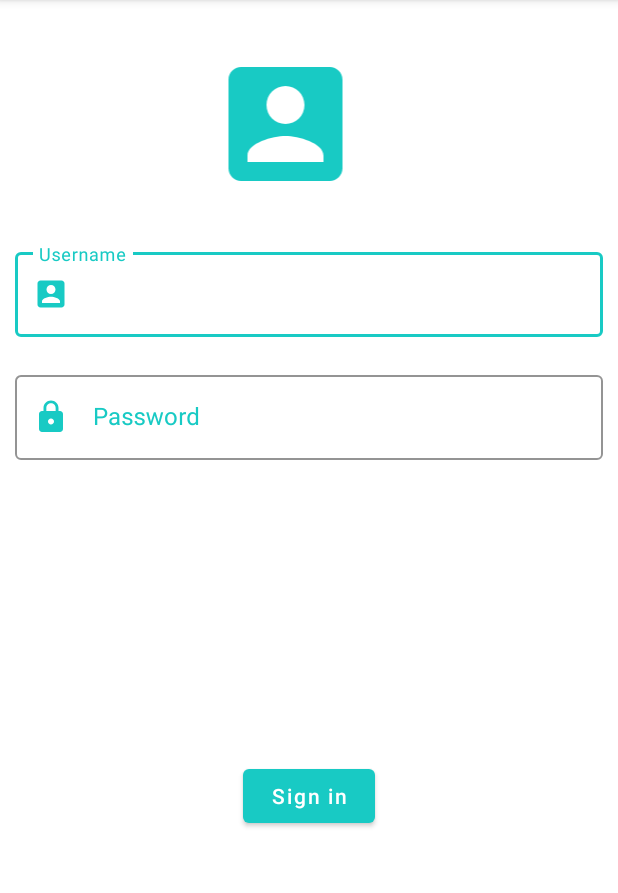
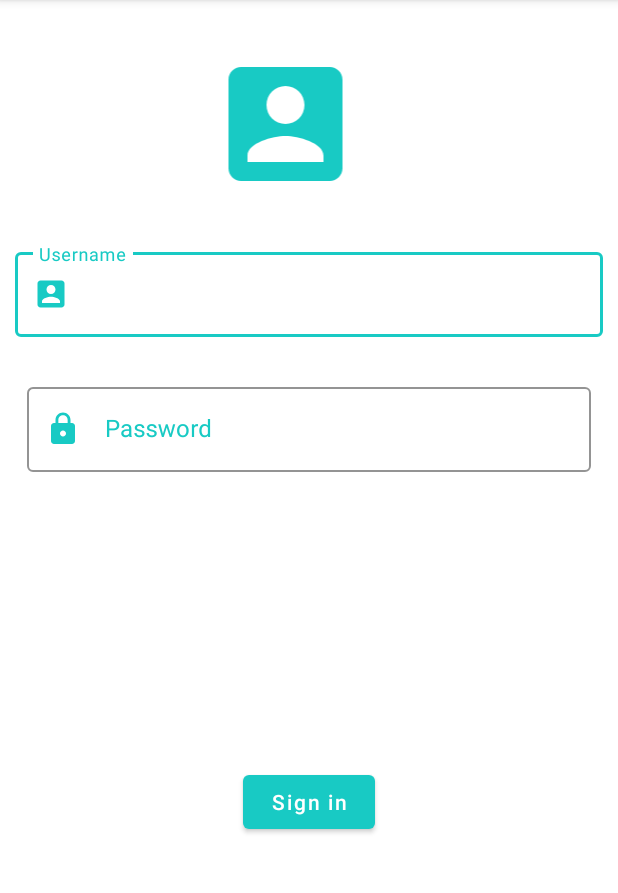
Before and after one commit to GeraldKachitsa/TrafficMi, an Android app: the ChiefTrafficLogIn screen opened directly, with no data from a screen before it, on a phone screen of 412 x 824 dp, the part 84-977 px from its top. Run offline under Robolectric (Android 15) with nearby library versions, the phone set to English and light mode, and no system bars; Roboto replaces fonts that are not available here.

Commit message:
apk release

```diff
--- a/app/src/main/res/layout/activity_chief_traffic_log_in.xml
+++ b/app/src/main/res/layout/activity_chief_traffic_log_in.xml
@@ -79,7 +79,11 @@
         inputType="password"
         android:layout_width="match_parent"
         android:layout_height="wrap_content"
-        android:layout_marginBottom="8dp"
+        android:layout_marginStart="8dp"
+        android:layout_marginLeft="8dp"
+        android:layout_marginTop="8dp"
+        android:layout_marginEnd="8dp"
+        android:layout_marginRight="8dp"
         android:hint="Password"
         android:padding="10dp"
         android:paddingLeft="10dp"
@@ -91,19 +95,18 @@
         app:endIconDrawable="@drawable/ic_clear"
         app:endIconMode="clear_text"
         app:endIconTint="@color/purple_700"
-        app:layout_constraintBottom_toTopOf="@+id/trafficOfficerLogInBtn"
         app:layout_constraintEnd_toEndOf="parent"
         app:layout_constraintStart_toStartOf="parent"
         app:layout_constraintTop_toBottomOf="@+id/inspectVehicleNumber"
         app:startIconDrawable="@drawable/ic_password_icon"
         app:startIconTint="@color/purple_700"
-        tools:ignore="MissingConstraints">
+        tools:ignore="ExtraText,MissingConstraints,UnknownIdInLayout">
 
         <com.google.android.material.textfield.TextInputEditText
             android:layout_width="match_parent"
             android:layout_height="wrap_content"
-            android:textColor="@color/purple_700"
-            android:inputType="textPassword"/>
+            android:inputType="textPassword"
+            android:textColor="@color/purple_700" />
 
     </com.google.android.material.textfield.TextInputLayout>
 
```
